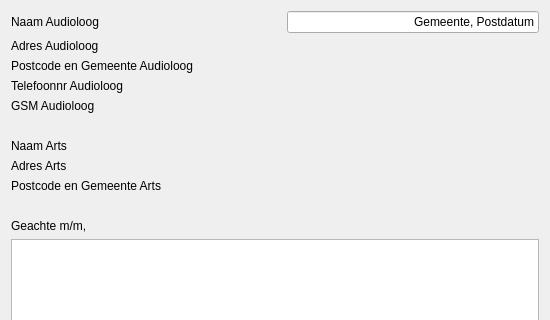
First picture: the form in AudioAdmin/ui/briefklant.ui, repository Roelio81/audioadmin, before the edit; both pictures show x 0 to 550 and y 0 to 320 of the 550 by 555 pixel window.
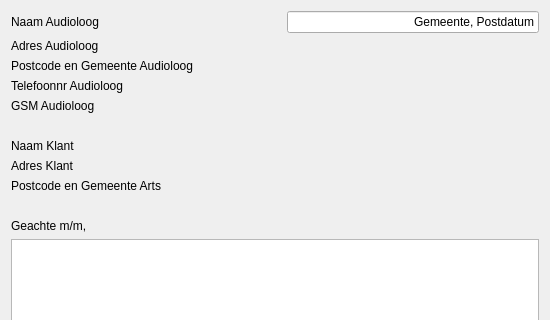
Second picture: the form after the edit. Icons and pictures are not drawn.

Commit message: Layout van factuur

The edit to the form file:
```diff
--- a/AudioAdmin/ui/briefklant.ui
+++ b/AudioAdmin/ui/briefklant.ui
@@ -124,7 +124,7 @@
       </size>
      </property>
      <property name="text">
-      <string>Naam Arts</string>
+      <string>Naam Klant</string>
      </property>
     </widget>
    </item>
@@ -137,7 +137,7 @@
       </size>
      </property>
      <property name="text">
-      <string>Adres Arts</string>
+      <string>Adres Klant</string>
      </property>
     </widget>
    </item>
```
Left out of the diff: 6 changed lines with no effect on the pictures. The commit also changes 1 other file.
